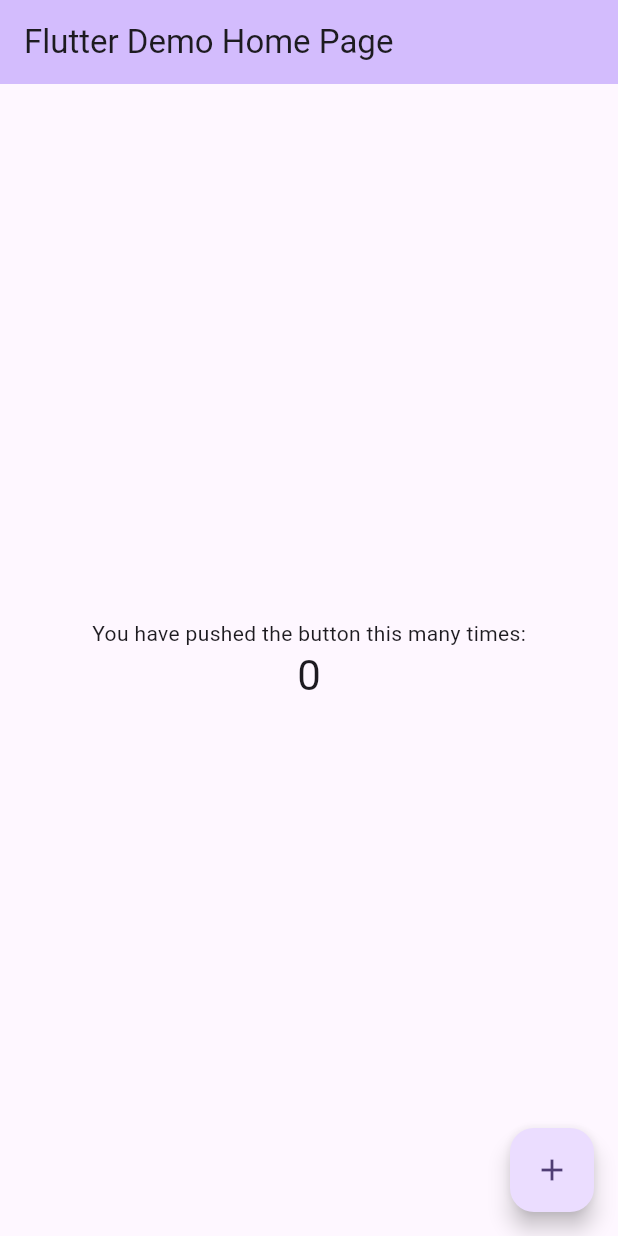
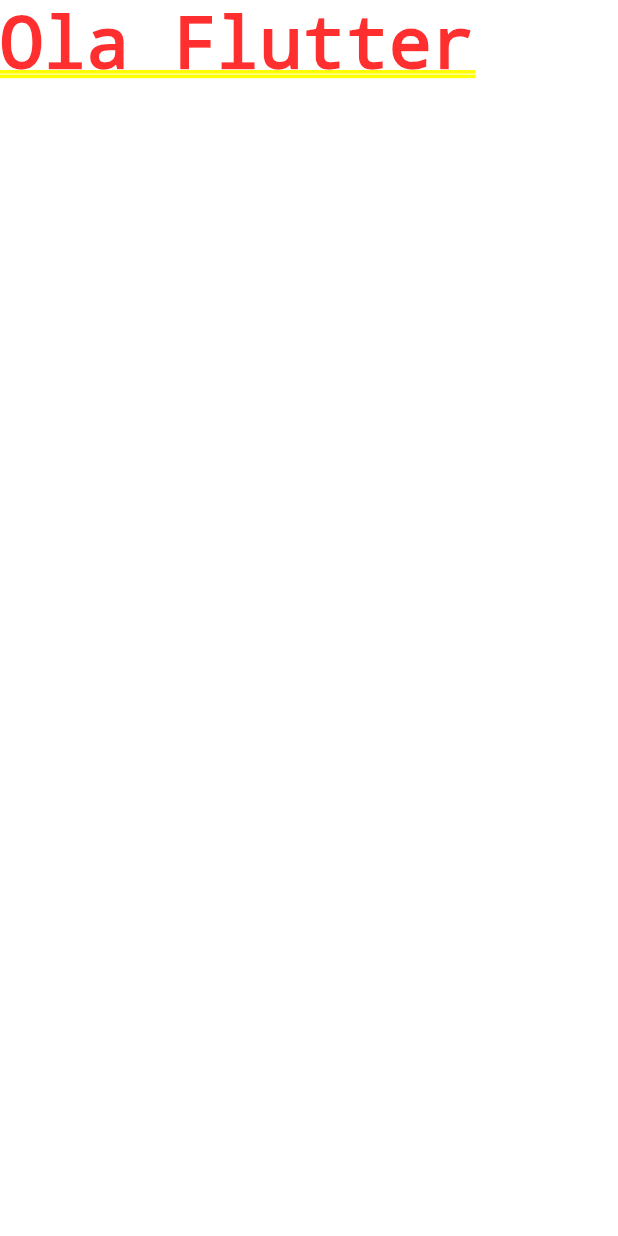
Before and after one commit to anadalolio/ddm_flutter_a, a Flutter app: the screen it shows after launch, on a phone screen of 412 x 824 dp. Run offline on Flutter 3.47's test engine with Material 3 defaults, Android fonts, the phone set to English and light mode, and no system bars.

Commit message:
Aula2902 -  Widget de instalação base

```diff
--- a/app/lib/main.dart
+++ b/app/lib/main.dart
@@ -1,125 +1,11 @@
 import 'package:flutter/material.dart';
 
 void main() {
-  runApp(const MyApp());
+  runApp(new PerguntasApp());
 }
 
-class MyApp extends StatelessWidget {
-  const MyApp({super.key});
-
-  // This widget is the root of your application.
-  @override
+class PerguntasApp extends StatelessWidget {
   Widget build(BuildContext context) {
-    return MaterialApp(
-      title: 'Flutter Demo',
-      theme: ThemeData(
-        // This is the theme of your application.
-        //
-        // TRY THIS: Try running your application with "flutter run". You'll see
-        // the application has a purple toolbar. Then, without quitting the app,
-        // try changing the seedColor in the colorScheme below to Colors.green
-        // and then invoke "hot reload" (save your changes or press the "hot
-        // reload" button in a Flutter-supported IDE, or press "r" if you used
-        // the command line to start the app).
-        //
-        // Notice that the counter didn't reset back to zero; the application
-        // state is not lost during the reload. To reset the state, use hot
-        // restart instead.
-        //
-        // This works for code too, not just values: Most code changes can be
-        // tested with just a hot reload.
-        colorScheme: ColorScheme.fromSeed(seedColor: Colors.deepPurple),
-        useMaterial3: true,
-      ),
-      home: const MyHomePage(title: 'Flutter Demo Home Page'),
-    );
+    return MaterialApp(home: Text('Ola Flutter'));
   }
 }
-
-class MyHomePage extends StatefulWidget {
-  const MyHomePage({super.key, required this.title});
-
-  // This widget is the home page of your application. It is stateful, meaning
-  // that it has a State object (defined below) that contains fields that affect
-  // how it looks.
-
-  // This class is the configuration for the state. It holds the values (in this
-  // case the title) provided by the parent (in this case the App widget) and
-  // used by the build method of the State. Fields in a Widget subclass are
-  // always marked "final".
-
-  final String title;
-
-  @override
-  State<MyHomePage> createState() => _MyHomePageState();
-}
-
-class _MyHomePageState extends State<MyHomePage> {
-  int _counter = 0;
-
-  void _incrementCounter() {
-    setState(() {
-      // This call to setState tells the Flutter framework that something has
-      // changed in this State, which causes it to rerun the build method below
-      // so that the display can reflect the updated values. If we changed
-      // _counter without calling setState(), then the build method would not be
-      // called again, and so nothing would appear to happen.
-      _counter++;
-    });
-  }
-
-  @override
-  Widget build(BuildContext context) {
-    // This method is rerun every time setState is called, for instance as done
-    // by the _incrementCounter method above.
-    //
-    // The Flutter framework has been optimized to make rerunning build methods
-    // fast, so that you can just rebuild anything that needs updating rather
-    // than having to individually change instances of widgets.
-    return Scaffold(
-      appBar: AppBar(
-        // TRY THIS: Try changing the color here to a specific color (to
-        // Colors.amber, perhaps?) and trigger a hot reload to see the AppBar
-        // change color while the other colors stay the same.
-        backgroundColor: Theme.of(context).colorScheme.inversePrimary,
-        // Here we take the value from the MyHomePage object that was created by
-        // the App.build method, and use it to set our appbar title.
-        title: Text(widget.title),
-      ),
-      body: Center(
-        // Center is a layout widget. It takes a single child and positions it
-        // in the middle of the parent.
-        child: Column(
-          // Column is also a layout widget. It takes a list of children and
-          // arranges them vertically. By default, it sizes itself to fit its
-          // children horizontally, and tries to be as tall as its parent.
-          //
-          // Column has various properties to control how it sizes itself and
-          // how it positions its children. Here we use mainAxisAlignment to
-          // center the children vertically; the main axis here is the vertical
-          // axis because Columns are vertical (the cross axis would be
-          // horizontal).
-          //
-          // TRY THIS: Invoke "debug painting" (choose the "Toggle Debug Paint"
-          // action in the IDE, or press "p" in the console), to see the
-          // wireframe for each widget.
-          mainAxisAlignment: MainAxisAlignment.center,
-          children: <Widget>[
-            const Text(
-              'You have pushed the button this many times:',
-            ),
-            Text(
-              '$_counter',
-              style: Theme.of(context).textTheme.headlineMedium,
-            ),
-          ],
-        ),
-      ),
-      floatingActionButton: FloatingActionButton(
-        onPressed: _incrementCounter,
-        tooltip: 'Increment',
-        child: const Icon(Icons.add),
-      ), // This trailing comma makes auto-formatting nicer for build methods.
-    );
-  }
-}
```
Also changed, not shown: 1 other file.
